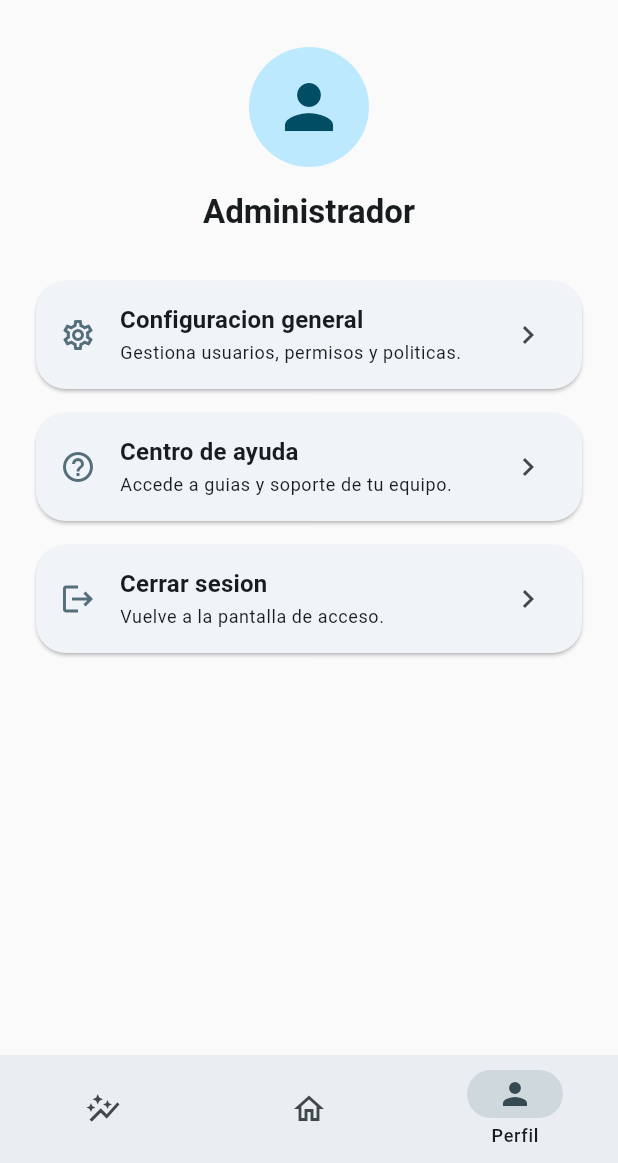
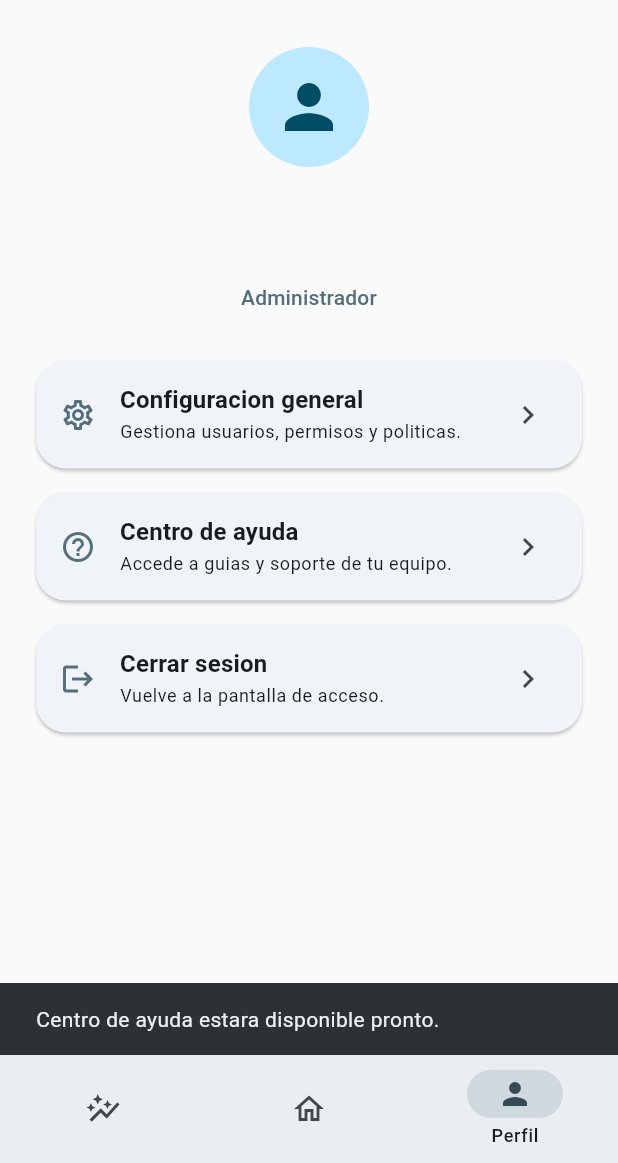
Before and after one commit to EdwinFer01/GymApp, a Flutter app: the _HomeViewBody screen opened directly, item 3 of the bottom bar chosen, after a tap on "Centro de ayuda", on a phone screen of 412 x 824 dp, the part 73-1236 px from its top. Run offline on Flutter 3.47's test engine with Material 3 defaults, Android fonts, the phone set to English and light mode, and no system bars; our stand-ins replace sqflite, sqflite_common_ffi; accounts and stored records are empty.

```diff
--- a/lib/features/home/presentation/viewmodels/home_view_model.dart
+++ b/lib/features/home/presentation/viewmodels/home_view_model.dart
@@ -2,9 +2,11 @@ import '../../../../core/viewmodels/base_view_model.dart';
 import '../../../auth/domain/entities/auth_user.dart';
 
 class HomeViewModel extends BaseViewModel {
-  HomeViewModel({required this.user});
+  HomeViewModel({required AuthUser user}) : _user = user;
 
-  final AuthUser user;
+  AuthUser _user;
+
+  AuthUser get user => _user;
 
   int _currentIndex = 1;
 
@@ -16,4 +18,10 @@ class HomeViewModel extends BaseViewModel {
     _currentIndex = index;
     notifyListeners();
   }
+
+  void updateUser(AuthUser user) {
+    if (_user == user) return;
+    _user = user;
+    notifyListeners();
+  }
 }
--- a/lib/features/home/presentation/views/home_view.dart
+++ b/lib/features/home/presentation/views/home_view.dart
@@ -11,6 +11,8 @@ import '../../../progress/domain/entities/progress_record.dart';
 import '../../../trainings/domain/entities/training_session.dart';
 import '../../../trainings/presentation/viewmodels/client_training_view_model.dart';
 import '../../../trainings/presentation/views/training_booking_view.dart';
+import '../../../user_profile/presentation/pages/edit_profile_page.dart';
+import '../../../user_profile/presentation/pages/training_goals_page.dart';
 import '../viewmodels/client_progress_view_model.dart';
 import '../viewmodels/home_view_model.dart';
 
@@ -212,60 +214,101 @@ class _HomeCopy {
     }
   }
 
-  static List<_ProfileAction> profileActions(AuthRole role) {
+  static List<_ProfileAction> profileActions(
+    BuildContext context,
+    AuthRole role,
+  ) {
+    final homeViewModel = context.read<HomeViewModel>();
+
+    void showComingSoon(BuildContext ctx, String feature) {
+      ScaffoldMessenger.of(ctx).showSnackBar(
+        SnackBar(content: Text('$feature estara disponible pronto.')),
+      );
+    }
+
     switch (role) {
       case AuthRole.admin:
-        return const [
+        return [
           _ProfileAction(
             title: 'Configuracion general',
             subtitle: 'Gestiona usuarios, permisos y politicas.',
             icon: Icons.settings_outlined,
+            onTap: (ctx) => showComingSoon(ctx, 'Configuracion general'),
           ),
           _ProfileAction(
             title: 'Centro de ayuda',
             subtitle: 'Accede a guias y soporte de tu equipo.',
             icon: Icons.help_outline,
+            onTap: (ctx) => showComingSoon(ctx, 'Centro de ayuda'),
           ),
           _ProfileAction(
             title: 'Cerrar sesion',
             subtitle: 'Vuelve a la pantalla de acceso.',
             icon: Icons.logout,
+            onTap: (ctx) => showComingSoon(ctx, 'Cerrar sesion'),
           ),
         ];
       case AuthRole.coach:
-        return const [
+        return [
           _ProfileAction(
             title: 'Mis clientes',
             subtitle: 'Crea rutinas, controla asistencia y evaluaciones.',
             icon: Icons.people_outline,
+            onTap: (ctx) => showComingSoon(ctx, 'Mis clientes'),
           ),
           _ProfileAction(
             title: 'Preferencias',
             subtitle: 'Actualiza tus horarios y disponibilidad.',
             icon: Icons.tune,
+            onTap: (ctx) => showComingSoon(ctx, 'Preferencias'),
           ),
           _ProfileAction(
             title: 'Cerrar sesion',
             subtitle: 'Salir de la cuenta actual.',
             icon: Icons.logout,
+            onTap: (ctx) => showComingSoon(ctx, 'Cerrar sesion'),
           ),
         ];
       case AuthRole.client:
-        return const [
+        return [
           _ProfileAction(
-            title: 'Mi plan',
-            subtitle: 'Consulta tu plan actual y facturacion.',
-            icon: Icons.assignment_outlined,
-          ),
-          _ProfileAction(
-            title: 'Preferencias',
+            title: 'Objetivos',
             subtitle: 'Actualiza objetivos y recordatorios.',
             icon: Icons.favorite_outline,
+            onTap: (ctx) {
+              final navigator = Navigator.of(ctx);
+              navigator.push<void>(
+                MaterialPageRoute(builder: (_) => const TrainingGoalsPage()),
+              );
+            },
+          ),
+          _ProfileAction(
+            title: 'Editar perfil',
+            subtitle: 'Actualiza tus datos personales y de contacto.',
+            icon: Icons.edit_outlined,
+            onTap: (ctx) async {
+              final navigator = Navigator.of(ctx);
+              final messenger = ScaffoldMessenger.of(ctx);
+              final updatedUser = await navigator.push<AuthUser>(
+                MaterialPageRoute(
+                  builder: (_) =>
+                      EditProfilePage(initialUser: homeViewModel.user),
+                ),
+              );
+              if (!ctx.mounted) return;
+              if (updatedUser != null) {
+                homeViewModel.updateUser(updatedUser);
+                messenger.showSnackBar(
+                  const SnackBar(content: Text('Perfil actualizado')),
+                );
+              }
+            },
           ),
           _ProfileAction(
             title: 'Cerrar sesion',
             subtitle: 'Salir de la cuenta actual.',
             icon: Icons.logout,
+            onTap: (ctx) => showComingSoon(ctx, 'Cerrar sesion'),
           ),
         ];
     }
@@ -2369,7 +2412,8 @@ class _ProfilePage extends StatelessWidget {
   @override
   Widget build(BuildContext context) {
     final theme = Theme.of(context);
-    final actions = _HomeCopy.profileActions(role);
+    final user = context.watch<HomeViewModel>().user;
+    final actions = _HomeCopy.profileActions(context, role);
 
     return ListView(
       key: ValueKey('profile-'),
@@ -2386,9 +2430,25 @@ class _ProfilePage extends StatelessWidget {
         ),
         const SizedBox(height: 16),
         Text(
-          _HomeCopy.roleDisplay(role),
+          user.displayName,
           style: theme.textTheme.titleLarge?.copyWith(
             fontWeight: FontWeight.bold,
+          ),
+          textAlign: TextAlign.center,
+        ),
+        const SizedBox(height: 8),
+        Text(
+          user.email,
+          style: theme.textTheme.bodyMedium?.copyWith(
+            color: Colors.grey.shade600,
+          ),
+          textAlign: TextAlign.center,
+        ),
+        const SizedBox(height: 4),
+        Text(
+          _HomeCopy.roleDisplay(role),
+          style: theme.textTheme.labelLarge?.copyWith(
+            color: Colors.blueGrey.shade600,
           ),
           textAlign: TextAlign.center,
         ),
@@ -2398,6 +2458,7 @@ class _ProfilePage extends StatelessWidget {
             title: action.title,
             subtitle: action.subtitle,
             icon: action.icon,
+            onTap: action.onTap == null ? null : () => action.onTap!(context),
           ),
       ],
     );
@@ -2513,11 +2574,13 @@ class _ProfileTile extends StatelessWidget {
     required this.title,
     required this.subtitle,
     required this.icon,
+    this.onTap,
   });
 
   final String title;
   final String subtitle;
   final IconData icon;
+  final VoidCallback? onTap;
 
   @override
   Widget build(BuildContext context) {
@@ -2534,7 +2597,7 @@ class _ProfileTile extends StatelessWidget {
         ),
         subtitle: Text(subtitle, style: Theme.of(context).textTheme.bodySmall),
         trailing: const Icon(Icons.chevron_right),
-        onTap: () {},
+        onTap: onTap,
       ),
     );
   }
@@ -2545,11 +2608,13 @@ class _ProfileAction {
     required this.title,
     required this.subtitle,
     required this.icon,
+    this.onTap,
   });
 
   final String title;
   final String subtitle;
   final IconData icon;
+  final void Function(BuildContext context)? onTap;
 }
 
 class _ScheduleItem extends StatelessWidget {
```
Also changed, not shown: lib/features/user_profile/presentation/pages/edit_profile_page.dart (added, +121 -0 lines), lib/features/user_profile/presentation/pages/training_goals_page.dart (added, +288 -0 lines).
